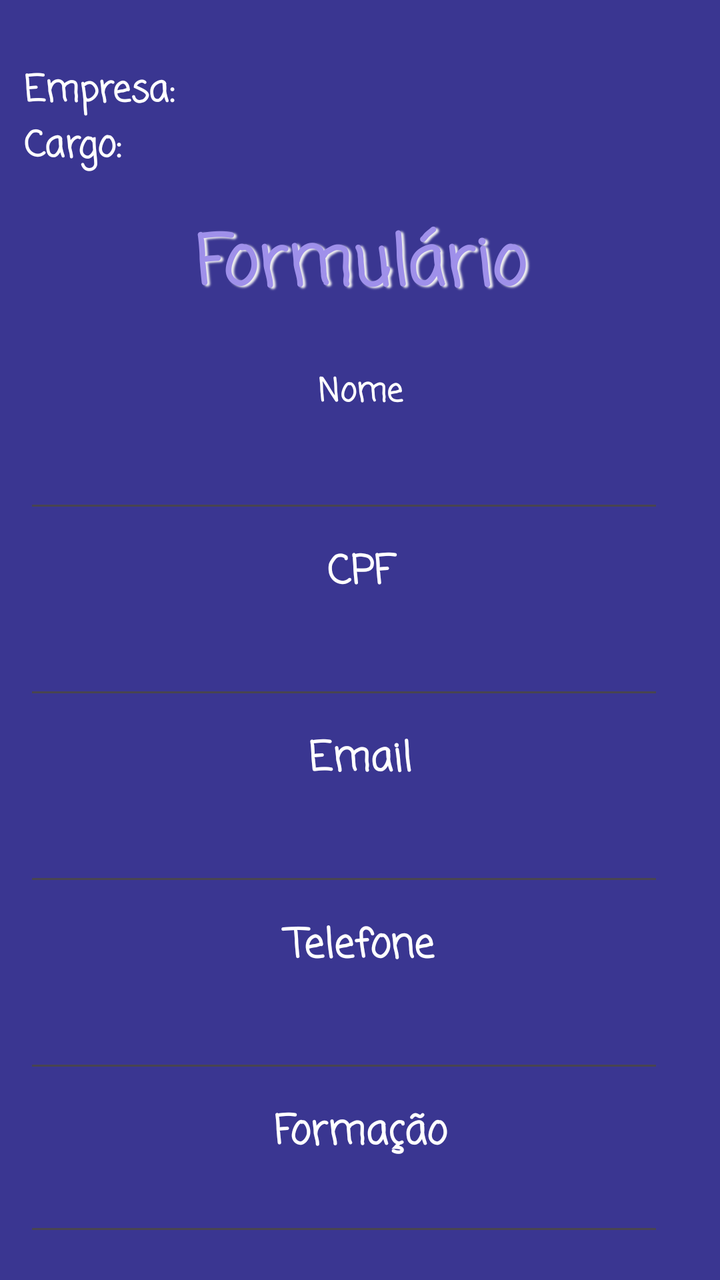
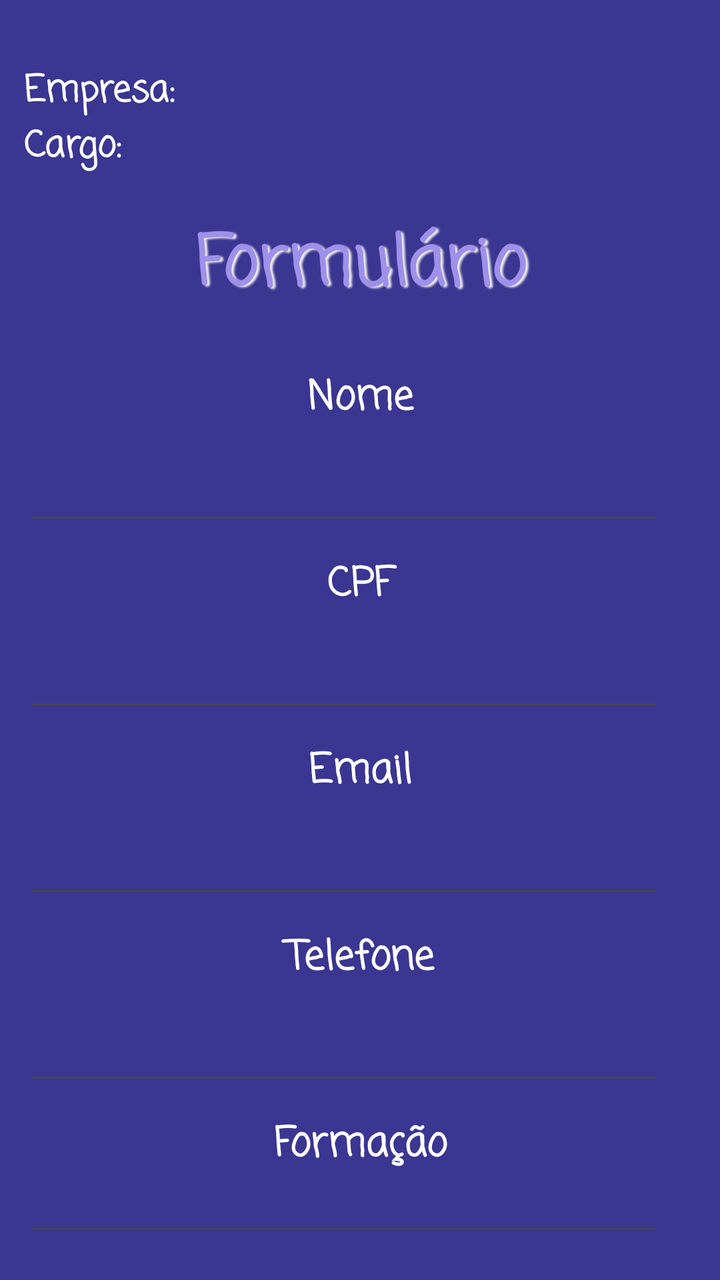

Before-and-after screenshots of an Android layout around one commit, followed by the original layout XML and the change that was made.
<!-- AndroidManifest.xml: application theme Theme.VagasOnlineMobile -->
<!-- res/layout/fragment_cadastrar.xml -->
<?xml version="1.0" encoding="utf-8"?>
<LinearLayout xmlns:android="http://schemas.android.com/apk/res/android"
    xmlns:app="http://schemas.android.com/apk/res-auto"
    xmlns:tools="http://schemas.android.com/tools"
    android:layout_width="match_parent"
    android:layout_height="match_parent"
    android:background="#3A3691"
    android:orientation="vertical"
    android:padding="12dp"
    tools:context=".CadastrarFragment">

    

    <LinearLayout
        android:layout_width="wrap_content"
        android:layout_height="wrap_content"
        android:layout_gravity="start"
        android:layout_marginTop="20dp"
        android:gravity="start"
        android:orientation="horizontal">

        <TextView
            android:id="@+id/textView9"
            android:layout_width="match_parent"
            android:layout_height="match_parent"
            android:fontFamily="casual"
            android:text="Empresa:"
            android:textAlignment="center"
            android:textColor="@color/white"
            android:textSize="18sp"
            android:textStyle="bold" />

        <TextView
            android:id="@+id/tfNomeFantasia"
            android:layout_width="match_parent"
            android:layout_height="wrap_content"
            android:layout_marginLeft="25dp"
            android:fontFamily="casual"
            android:textAlignment="textStart"
            android:textColor="@color/white"
            android:textSize="18sp" />
    </LinearLayout>

    <LinearLayout
        android:layout_width="wrap_content"
        android:layout_height="wrap_content"
        android:layout_gravity="start"
        android:layout_marginBottom="20dp"
        android:gravity="start"
        android:orientation="horizontal">

        <TextView
            android:id="@+id/textView9"
            android:layout_width="match_parent"
            android:layout_height="wrap_content"
            android:fontFamily="casual"
            android:text="Cargo:"
            android:textAlignment="center"
            android:textColor="@color/white"
            android:textSize="18sp"
            android:textStyle="bold" />

        <TextView
            android:id="@+id/tfCargo"
            android:layout_width="match_parent"
            android:layout_height="wrap_content"
            android:layout_marginLeft="25dp"
            android:fontFamily="casual"
            android:textAlignment="textStart"
            android:textColor="@color/white"
            android:textSize="18sp" />
    </LinearLayout>

    <TextView
        android:id="@+id/textView7"
        android:layout_width="match_parent"
        android:layout_height="wrap_content"
        android:layout_marginBottom="20dp"
        android:fontFamily="casual"
        android:gravity="center"
        android:shadowColor="#F0F0F0"
        android:shadowDx="4"
        android:shadowDy="2"
        android:shadowRadius="2"
        android:text="Formulário"
        android:textColor="#9f90ea"
        android:textSize="34dp"
        android:textStyle="bold" />

    <TextView
        android:id="@+id/textView"
        android:layout_width="match_parent"
        android:layout_height="wrap_content"
        android:layout_marginTop="5dp"
        android:layout_marginBottom="5dp"
        android:fontFamily="casual"
        android:text="Nome"
        android:textAlignment="center"
        android:textColor="@color/white"
        android:textSize="16sp"
        android:textStyle="bold" />

    <EditText
        android:id="@+id/etNome"
        android:layout_width="320dp"
        android:layout_height="wrap_content"
        android:layout_marginBottom="5dp"
        android:ems="10"
        android:fontFamily="casual"
        android:inputType="text"
        android:textAlignment="center"
        android:textColor="@color/white"
        android:textSize="20sp" />

    <TextView
        android:id="@+id/textView2"
        android:layout_width="match_parent"
        android:layout_height="wrap_content"
        android:layout_marginTop="5dp"
        android:layout_marginBottom="5dp"
        android:fontFamily="casual"
        android:text="CPF"
        android:textAlignment="center"
        android:textColor="@color/white"
        android:textSize="20sp"
        android:textStyle="bold" />

    <EditText
        android:id="@+id/etCpf"
        android:layout_width="320dp"
        android:layout_height="wrap_content"
        android:layout_marginBottom="5dp"
        android:ems="10"
        android:fontFamily="casual"
        android:inputType="text"
        android:textAlignment="center"
        android:textColor="@color/white"
        android:textSize="20sp" />

    <TextView
        android:id="@+id/textView4"
        android:layout_width="match_parent"
        android:layout_height="wrap_content"
        android:layout_marginTop="5dp"
        android:layout_marginBottom="5dp"
        android:fontFamily="casual"
        android:text="Email"
        android:textAlignment="center"
        android:textColor="@color/white"
        android:textSize="20sp"
        android:textStyle="bold" />

    <EditText
        android:id="@+id/etEmail"
        android:layout_width="320dp"
        android:layout_height="wrap_content"
        android:layout_marginBottom="5dp"
        android:ems="10"
        android:fontFamily="casual"
        android:inputType="text"
        android:textAlignment="center"
        android:textColor="@color/white"
        android:textSize="20sp" />

    <TextView
        android:id="@+id/textView5"
        android:layout_width="match_parent"
        android:layout_height="wrap_content"
        android:layout_marginTop="5dp"
        android:layout_marginBottom="5dp"
        android:fontFamily="casual"
        android:text="Telefone"
        android:textAlignment="center"
        android:textColor="@color/white"
        android:textSize="20sp"
        android:textStyle="bold" />

    <EditText
        android:id="@+id/etTelefone"
        android:layout_width="320dp"
        android:layout_height="wrap_content"
        android:layout_marginBottom="5dp"
        android:ems="10"
        android:fontFamily="casual"
        android:inputType="text"
        android:textAlignment="center"
        android:textColor="@color/white"
        android:textSize="20sp" />

    <TextView
        android:id="@+id/textView6"
        android:layout_width="match_parent"
        android:layout_height="wrap_content"
        android:layout_marginTop="5dp"
        android:layout_marginBottom="5dp"
        android:fontFamily="casual"
        android:text="Formação"
        android:textAlignment="center"
        android:textColor="@color/white"
        android:textSize="20sp"
        android:textStyle="bold" />

    <EditText
        android:id="@+id/etFormacao"
        android:layout_width="320dp"
        android:layout_height="wrap_content"
        android:layout_marginBottom="5dp"
        android:ems="10"
        android:fontFamily="casual"
        android:inputType="text"
        android:textAlignment="center"
        android:textColor="@color/white"
        android:textSize="20sp" />

    <LinearLayout
        android:layout_width="wrap_content"
        android:layout_height="wrap_content"
        android:layout_marginTop="20dp"
        android:gravity="center"
        android:orientation="horizontal">

        <Button
            android:id="@+id/btCancelar"
            android:layout_width="160dp"
            android:layout_height="wrap_content"
            android:layout_marginLeft="20dp"
            android:layout_marginRight="20dp"
            android:backgroundTint="#951A39"
            android:fontFamily="casual"
            android:text="Cancelar"
            android:textSize="18sp"
            android:textStyle="bold" />

        <Button
            android:id="@+id/btConfirmar"
            android:layout_width="160dp"
            android:layout_height="wrap_content"
            android:layout_marginLeft="20dp"
            android:layout_marginRight="20dp"
            android:backgroundTint="#9f90ea"
            android:fontFamily="casual"
            android:text="Confirmar"
            android:textSize="18sp"
            android:textStyle="bold" />
    </LinearLayout>

</LinearLayout>
<!-- resources referenced by this layout -->
<resources>
  <color name="white">#FFFFFFFF</color>
  <style name="Theme.VagasOnlineMobile" parent="Base.Theme.VagasOnlineMobile" />
  <style name="Base.Theme.VagasOnlineMobile" parent="Theme.Material3.DayNight.NoActionBar">
          
          
      </style>
</resources>

<!-- the commit's change to res/layout/fragment_cadastrar.xml (unified diff, before → after) -->
@@ -97,7 +97,7 @@
         android:text="Nome"
         android:textAlignment="center"
         android:textColor="@color/white"
-        android:textSize="16sp"
+        android:textSize="20sp"
         android:textStyle="bold" />
 
     <EditText
